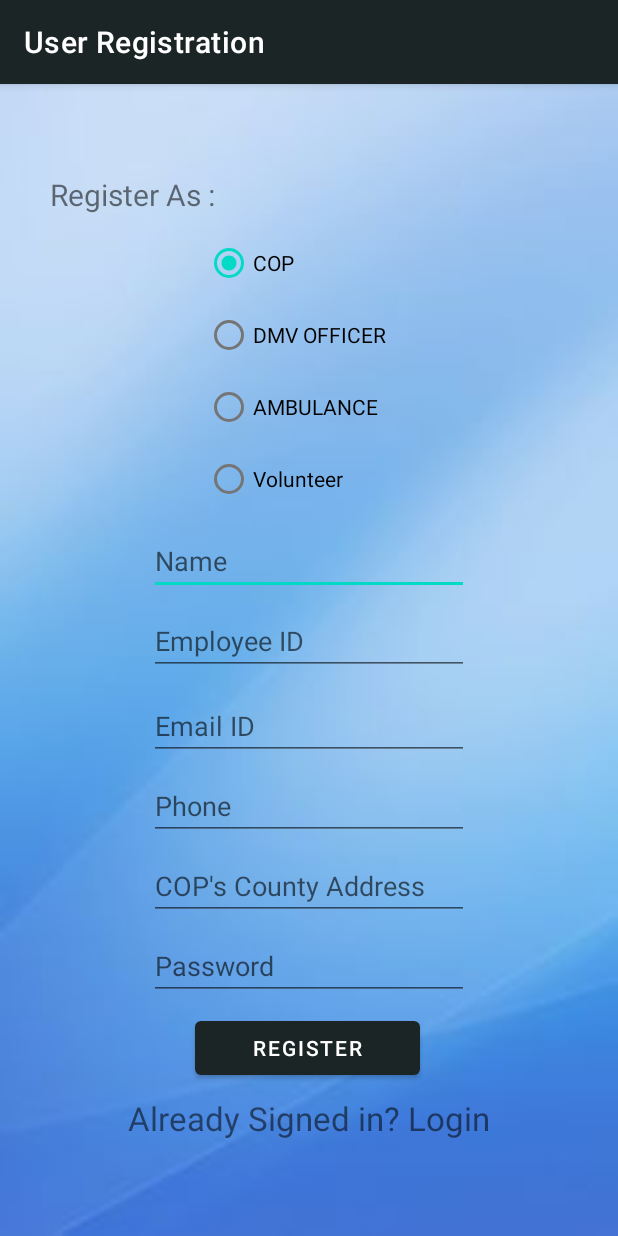
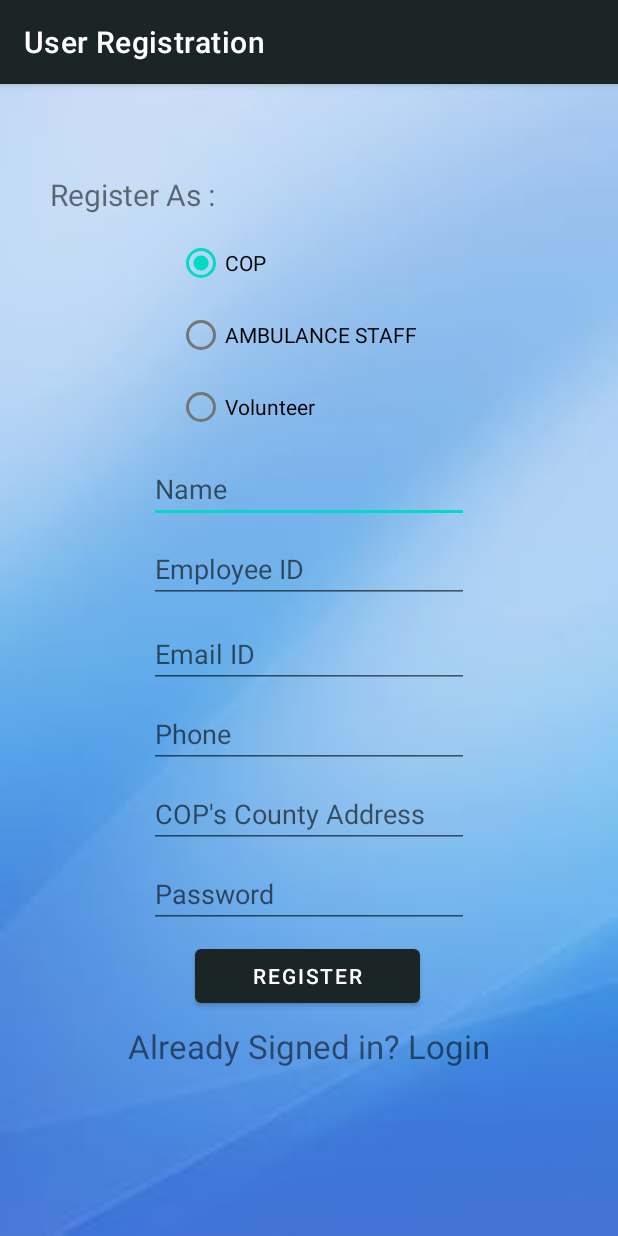
Before and after one commit to AndroidProjectSpring2023/AccidentInfo, an Android app: the RegistrationActivity screen opened directly, with no data from a screen before it, after a tap on "COP", on a phone screen of 412 x 824 dp. Run offline under Robolectric (Android 15) with nearby library versions, the phone set to English and light mode, and no system bars; our stand-ins replace Firebase (no records; nobody signed in at launch, a user with empty details on screens opened directly).

Commit message:
( Murali Krishna ) : Misc : Updated some functionality.

```diff
--- a/app/src/main/java/com/example/sundari/accidentinfo/InsuranceActivity.java
+++ b/app/src/main/java/com/example/sundari/accidentinfo/InsuranceActivity.java
@@ -14,6 +14,8 @@ import android.widget.ListView;
 public class InsuranceActivity extends AppCompatActivity {
 
     private ListView listView;
+    private Intent i;
+    private boolean status;
 
     String[] insuranceCompany = new String[] {"State Farm Group" , "Berkshire Hathaway Ins",
             "Progressive Ins Group" , "Allstate Ins Group" , "Liberty Mutual Ins Cos"};
@@ -24,6 +26,8 @@ public class InsuranceActivity extends AppCompatActivity {
         super.onCreate(savedInstanceState);
         setContentView(R.layout.activity_insurance);
 
+        i = getIntent();
+        status = i.getBooleanExtra("isVictimReportViewingByAgent",false);
         listView = findViewById(R.id.lv_InsuCompany);
 
         getSupportActionBar().setDisplayHomeAsUpEnabled(true);
@@ -38,6 +42,7 @@ public class InsuranceActivity extends AppCompatActivity {
             public void onItemClick(AdapterView<?> adapterView, View view, int i, long l) {
                 Intent intent = new Intent(InsuranceActivity.this , InsuranceInfoActivity.class);
                 intent.putExtra("InsuranceCompany" , insuranceCompany[i]);
+                intent.putExtra("isVictimReportViewingByAgent", status);
                 startActivity(intent);
             }
         });
--- a/app/src/main/java/com/example/sundari/accidentinfo/InsuranceInfoActivity.java
+++ b/app/src/main/java/com/example/sundari/accidentinfo/InsuranceInfoActivity.java
@@ -30,6 +30,8 @@ public class InsuranceInfoActivity extends AppCompatActivity {
     private DatabaseReference databaseReference;
     private AlertDialog.Builder builder;
     private AlertDialog dialog;
+    private Intent i;
+    private boolean status;
 
     private ArrayList<String> fileNames;
 
@@ -41,6 +43,8 @@ public class InsuranceInfoActivity extends AppCompatActivity {
         setContentView(R.layout.activity_insurance_info);
 
         listView = findViewById(R.id.lv_insuFiles);
+        i = getIntent();
+        status = i.getBooleanExtra("isVictimReportViewingByAgent",false);
 
         getSupportActionBar().setDisplayHomeAsUpEnabled(true);
         builder = new AlertDialog.Builder(InsuranceInfoActivity.this);
@@ -99,6 +103,7 @@ public class InsuranceInfoActivity extends AppCompatActivity {
 
                 Intent intent = new Intent(InsuranceInfoActivity.this , InformationActivity.class);
                 intent.putExtra("fileName" , listView.getItemAtPosition(i).toString());
+                intent.putExtra("isVictimReportViewingByAgent", status);
                 startActivity(intent);
             }
         });
--- a/app/src/main/java/com/example/sundari/accidentinfo/LoginActivity.java
+++ b/app/src/main/java/com/example/sundari/accidentinfo/LoginActivity.java
@@ -84,7 +84,9 @@ public class LoginActivity extends AppCompatActivity {
         insuAgent.setOnClickListener(new View.OnClickListener() {
             @Override
             public void onClick(View view) {
-                startActivity(new Intent(LoginActivity.this , InsuranceActivity.class));
+                Intent intent = new Intent(LoginActivity.this , InsuranceActivity.class);
+                intent.putExtra("isVictimReportViewingByAgent", true);
+                startActivity(intent);
             }
         });
     }
--- a/app/src/main/java/com/example/sundari/accidentinfo/RegistrationActivity.java
+++ b/app/src/main/java/com/example/sundari/accidentinfo/RegistrationActivity.java
@@ -90,12 +90,6 @@ public class RegistrationActivity extends AppCompatActivity {
                 if (checked) {
                     empID.setEnabled(true);
                     region.setHint("COP's County Address");
-                }
-                break;
-            case R.id.radio_rta:
-                if (checked) {
-                    empID.setEnabled(true);
-                    region.setHint("DMV Office Address");
                 }
                 break;
             case R.id.radio_ambulance:
--- a/app/src/main/res/layout/activity_registration.xml
+++ b/app/src/main/res/layout/activity_registration.xml
@@ -92,7 +92,6 @@
         app:layout_constraintTop_toBottomOf="@+id/tv_RegFor"
         app:layout_constraintVertical_bias="0.0">
 
-
         <RadioButton
             android:id="@+id/radio_police"
             android:layout_width="wrap_content"
@@ -101,19 +100,13 @@
             android:checked="true"
             android:text="COP" />
 
-        <RadioButton
-            android:id="@+id/radio_rta"
-            android:layout_width="wrap_content"
-            android:layout_height="wrap_content"
-            android:onClick="onRadioButtonClicked"
-            android:text="DMV OFFICER" />
 
         <RadioButton
             android:id="@+id/radio_ambulance"
             android:layout_width="wrap_content"
             android:layout_height="wrap_content"
             android:onClick="onRadioButtonClicked"
-            android:text="AMBULANCE" />
+            android:text="AMBULANCE STAFF" />
 
         <RadioButton
             android:id="@+id/radio_Volunteer"
```
Also changed, not shown: app/src/main/java/com/example/sundari/accidentinfo/InformationActivity.java (+9 -2 lines), app/src/main/res/layout/activity_profile.xml (+16 -18 lines).
